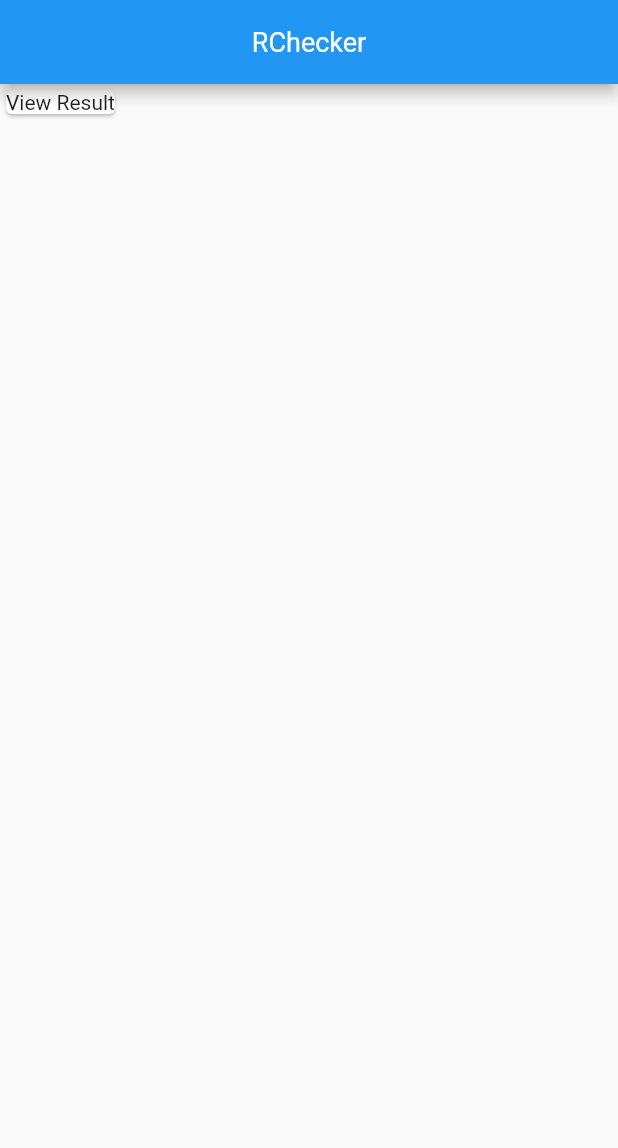
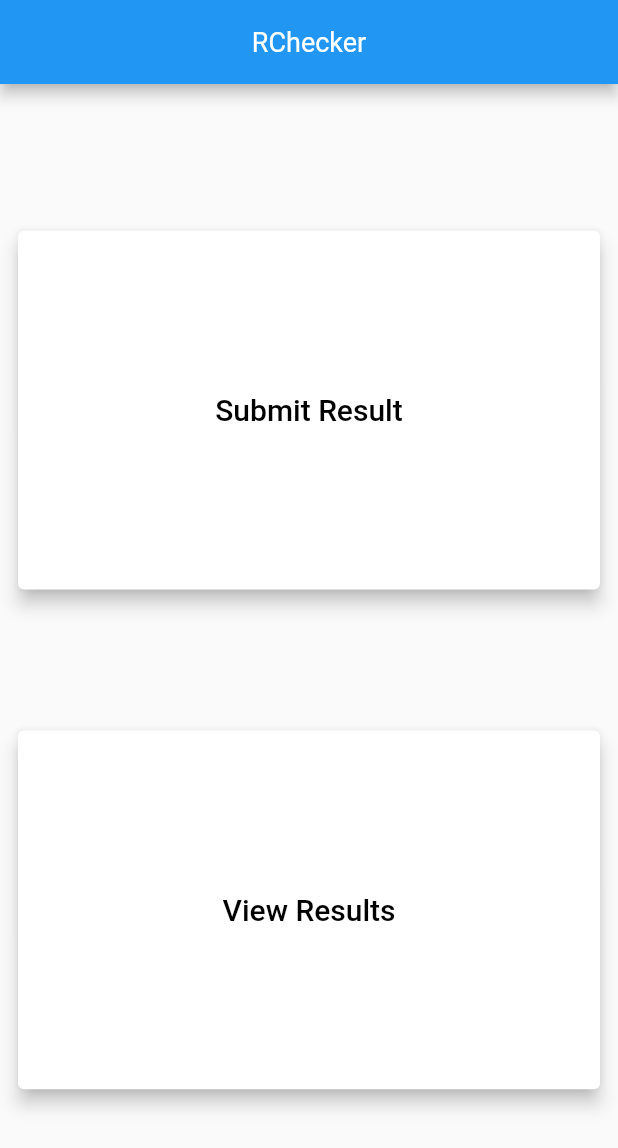
Before and after one commit to AwaisQazii/RChecker, a Flutter app: the screen it shows after launch, on a phone screen of 412 x 824 dp. Shown: the top 1148 px of the screen. Run offline on Flutter 3.47's test engine with Material 2 defaults, Android fonts, the phone set to English and light mode, and no system bars; our stand-ins replace flutter_bloc, google_fonts.

Commit message:
home screen work in progres

```diff
--- a/lib/app/app.dart
+++ b/lib/app/app.dart
@@ -3,6 +3,7 @@ import 'package:flutter_bloc/flutter_bloc.dart';
 import 'package:result_checker/app/app_routes.dart';
 import 'package:result_checker/bloc/%20home_bloc/home_cubits/cubit.dart';
 import 'package:result_checker/screens/home/home.dart';
+import 'package:result_checker/widgets/sized_config.dart';
 
 class App extends StatefulWidget {
   const App({super.key});
@@ -20,7 +21,9 @@ class _AppState extends State<App> {
           create: (context) => HomeCubit(),
         ),
       ],
-      child: MaterialApp(
+      child: Builder(builder: (context) {
+        SizedConfig.init(context);
+        return MaterialApp(
           debugShowCheckedModeBanner: false,
           navigatorKey: AppKeys.navigatorKey,
           navigatorObservers: [
@@ -31,7 +34,8 @@ class _AppState extends State<App> {
           builder: (context, child) {
             return child!;
           },
-      ),
+        );
+      }),
     );
   }
 }
--- a/lib/main.dart
+++ b/lib/main.dart
@@ -2,5 +2,7 @@ import 'package:flutter/material.dart';
 import 'package:result_checker/app/app.dart';
 
 void main() {
+  WidgetsFlutterBinding.ensureInitialized();
+
   runApp(const App());
 }
--- a/lib/screens/home/home.dart
+++ b/lib/screens/home/home.dart
@@ -3,6 +3,8 @@ import 'package:flutter_bloc/flutter_bloc.dart';
 import 'package:result_checker/bloc/%20home_bloc/home_cubits/cubit.dart';
 import 'package:result_checker/widgets/app_loader.dart';
 import 'package:result_checker/widgets/custom_app_bar.dart';
+import 'package:result_checker/widgets/sized_config.dart';
+import 'package:result_checker/widgets/title_text.dart';
 
 class HomeScreen extends StatelessWidget {
   const HomeScreen({super.key});
@@ -20,12 +22,48 @@ class HomeScreen extends StatelessWidget {
             if (state == HomeStates.loading) {
               return const AppLoader();
             } else {
-              return const Column(
-                children: [
-                  Card(
-                    child: Text("View Result"),
-                  ),
-                ],
+              return Padding(
+                padding: const EdgeInsets.all(8.0),
+                child: Column(
+                  mainAxisAlignment: MainAxisAlignment.spaceEvenly,
+                  children: [
+                    // AppSpace.vrtSpace(10),
+                    SizedBox(
+                      width: SizedConfig.width,
+                      height: SizedConfig.height * 0.3,
+                      child: Card(
+                        elevation: 5,
+                        child: Padding(
+                          padding: const EdgeInsets.all(8.0),
+                          child: Center(
+                            child: TitleText(
+                              title: "Submit Result",
+                              fontSize: 20,
+                              weight: FontWeight.w500,
+                            ),
+                          ),
+                        ),
+                      ),
+                    ),
+                    SizedBox(
+                      width: SizedConfig.width,
+                      height: SizedConfig.height * 0.3,
+                      child: Card(
+                        elevation: 5,
+                        child: Padding(
+                          padding: const EdgeInsets.all(8.0),
+                          child: Center(
+                            child: TitleText(
+                              title: "View Results",
+                              fontSize: 20,
+                              weight: FontWeight.w500,
+                            ),
+                          ),
+                        ),
+                      ),
+                    ),
+                  ],
+                ),
               );
             }
           },
--- /dev/null
+++ b/lib/widgets/sized_config.dart
@@ -0,0 +1,25 @@
+import 'package:flutter/cupertino.dart';
+
+class SizedConfig {
+  static double width = 0.0;
+  static double height = 0.0;
+
+  static init(BuildContext context) {
+    final size = MediaQuery.sizeOf(context);
+    width = size.width;
+    height = size.height;
+  }
+}
+
+class AppSpace {
+  static const noSpace = SizedBox.shrink();
+
+  static vrtSpace(double height) => SizedBox(
+        height: height,
+      );
+
+  static hrtSpace(double width) => SizedBox(
+        width: width,
+      );
+  static const spacer = Spacer();
+}
```
Lines whose indentation alone changed are shown as unchanged.
